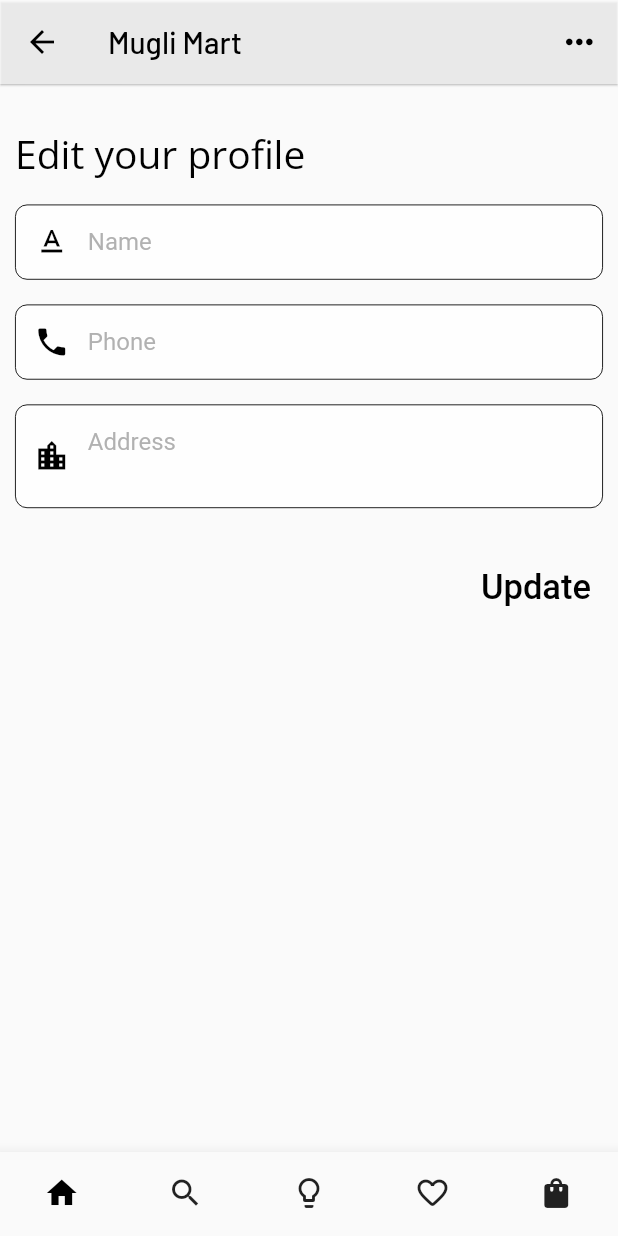
After one commit to rahatiqbal-quicktech/mugli-mart, a Flutter app: the EditProfileScreen screen opened by its route, on a phone screen of 412 x 824 dp. The commit adds this screen. Run offline on Flutter 3.47's test engine with Material 2 defaults, Android fonts, the phone set to English and light mode, and no system bars; our stand-ins replace carousel_slider, font_awesome_flutter, get, get_storage, google_fonts, ionicons and 1 more; missing offline and left inert: dart:ffi; accounts and stored records are empty; network calls fail.

Commit message:
Last commit

```diff
--- /dev/null
+++ b/lib/Screens/edit profile screen/editprofile_textfield.dart
@@ -0,0 +1,43 @@
+import 'package:flutter/material.dart';
+
+class EditProfileTextfield extends StatelessWidget {
+  Color basiccolor;
+  TextEditingController controller;
+  String hinttext;
+  IconData icon;
+  TextInputType inputType;
+  EditProfileTextfield(
+      {required this.basiccolor,
+      required this.controller,
+      required this.hinttext,
+      required this.icon,
+      required this.inputType});
+  // EditProfileTextfield({required this.basiccolor,required this.controller,Key? key}) : super(key: key);
+
+  @override
+  Widget build(BuildContext context) {
+    return Container(
+      decoration: BoxDecoration(
+        border: Border.all(
+          color: basiccolor,
+          width: 0.58,
+        ),
+        color: Colors.white.withOpacity(0.8),
+        borderRadius: BorderRadius.circular(8),
+      ),
+      child: TextFormField(
+        controller: controller,
+        keyboardType: inputType,
+        decoration: InputDecoration(
+            contentPadding: const EdgeInsets.fromLTRB(20, 15, 20, 15),
+            border: InputBorder.none,
+            prefixIcon: Icon(
+              icon,
+              color: basiccolor,
+            ),
+            hintStyle: TextStyle(color: Colors.grey.withOpacity(.8)),
+            hintText: hinttext),
+      ),
+    );
+  }
+}
--- /dev/null
+++ b/lib/Screens/edit profile screen/editprofilescreen.dart
@@ -0,0 +1,104 @@
+import 'package:flutter/material.dart';
+import 'package:google_fonts/google_fonts.dart';
+import 'package:muglimart_quicktech/Screens/edit%20profile%20screen/editprofile_textfield.dart';
+import 'package:muglimart_quicktech/Utilities/colors.dart';
+import 'package:muglimart_quicktech/Widgets/afewwidgets.dart';
+import 'package:muglimart_quicktech/Widgets/thebottomnavbar.dart';
+
+class EditProfileScreen extends StatefulWidget {
+  const EditProfileScreen({Key? key}) : super(key: key);
+
+  @override
+  _EditProfileScreenState createState() => _EditProfileScreenState();
+}
+
+class _EditProfileScreenState extends State<EditProfileScreen> {
+  TextEditingController nameController = TextEditingController();
+  TextEditingController phoneController = TextEditingController();
+  TextEditingController addressController = TextEditingController();
+  @override
+  Widget build(BuildContext context) {
+    Size size = MediaQuery.of(context).size / 100;
+    return Scaffold(
+      appBar: myappbar(context, size, Colors.white70),
+      bottomNavigationBar: TheBottomNavBar(),
+      body: SingleChildScrollView(
+        child: Padding(
+          padding: const EdgeInsets.fromLTRB(10, 0, 10, 0),
+          child: Column(
+            crossAxisAlignment: CrossAxisAlignment.start,
+            children: [
+              whitespace(context, 3.5, 0),
+              Text(
+                "Edit your profile",
+                style: GoogleFonts.openSans(
+                  color: basiccolor,
+                  fontSize: 26,
+                ),
+              ),
+              whitespace(context, 2, 0),
+              EditProfileTextfield(
+                basiccolor: basiccolor,
+                controller: nameController,
+                hinttext: "Name",
+                icon: Icons.text_format,
+                inputType: TextInputType.text,
+              ),
+              whitespace(context, 2, 0),
+              EditProfileTextfield(
+                basiccolor: basiccolor,
+                controller: phoneController,
+                hinttext: "Phone",
+                icon: Icons.phone,
+                inputType: TextInputType.number,
+              ),
+              whitespace(context, 2, 0),
+              Container(
+                decoration: BoxDecoration(
+                  border: Border.all(
+                    color: basiccolor,
+                    width: 0.58,
+                  ),
+                  color: Colors.white.withOpacity(0.8),
+                  borderRadius: BorderRadius.circular(8),
+                ),
+                child: TextFormField(
+                  controller: addressController,
+                  keyboardType: TextInputType.multiline,
+                  minLines: 2, //Normal textInputField will be displayed
+                  maxLines: 5, // when user presses enter it will adapt to it
+                  decoration: InputDecoration(
+                      contentPadding: const EdgeInsets.fromLTRB(20, 15, 20, 15),
+                      border: InputBorder.none,
+                      prefixIcon: Icon(
+                        Icons.location_city,
+                        color: basiccolor,
+                      ),
+                      hintStyle: TextStyle(
+                        color: Colors.grey.withOpacity(.8),
+                      ),
+                      hintText: "Address"),
+                ),
+              ),
+              whitespace(context, 3.5, 0),
+              Align(
+                alignment: Alignment.centerRight,
+                child: TextButton(
+                  style: ButtonStyle(
+                      padding: MaterialStateProperty.all(EdgeInsets.all(8.0))),
+                  onPressed: () {
+                    // Navigator.pushNamed(context, 'LoginScreen');
+                  },
+                  child: Text(
+                    "Update",
+                    style: TextStyle(color: basiccolor, fontSize: 23),
+                  ),
+                ),
+              ),
+            ],
+          ),
+        ),
+      ),
+    );
+  }
+}
--- a/lib/Widgets/afewwidgets.dart
+++ b/lib/Widgets/afewwidgets.dart
@@ -1,4 +1,5 @@
 import 'package:flutter/material.dart';
+import 'package:get/get.dart';
 import 'package:google_fonts/google_fonts.dart';
 import 'package:muglimart_quicktech/Utilities/colors.dart';
 
@@ -151,6 +152,13 @@ AppBar myappbar(BuildContext context, var size, Color backgroundcolor) {
             const TextStyle(color: Colors.black, fontWeight: FontWeight.w500),
       ),
     ),
+    leading: GestureDetector(
+      child: Icon(
+        Icons.arrow_back,
+        color: Colors.black,
+      ),
+      onTap: () => Navigator.pop(context),
+    ),
     backgroundColor: backgroundcolor,
     elevation: 0.55,
   );
```
Also changed, not shown: lib/Screens/TrackOrderScreen.dart (added, +71 -0 lines), lib/Screens/changeadressscreen.dart (added, +84 -0 lines), lib/Screens/profilescreen.dart (+4 -4 lines), lib/Screens/shippingaddressscreen.dart (added, +73 -0 lines), lib/main.dart (+10 -2 lines).
